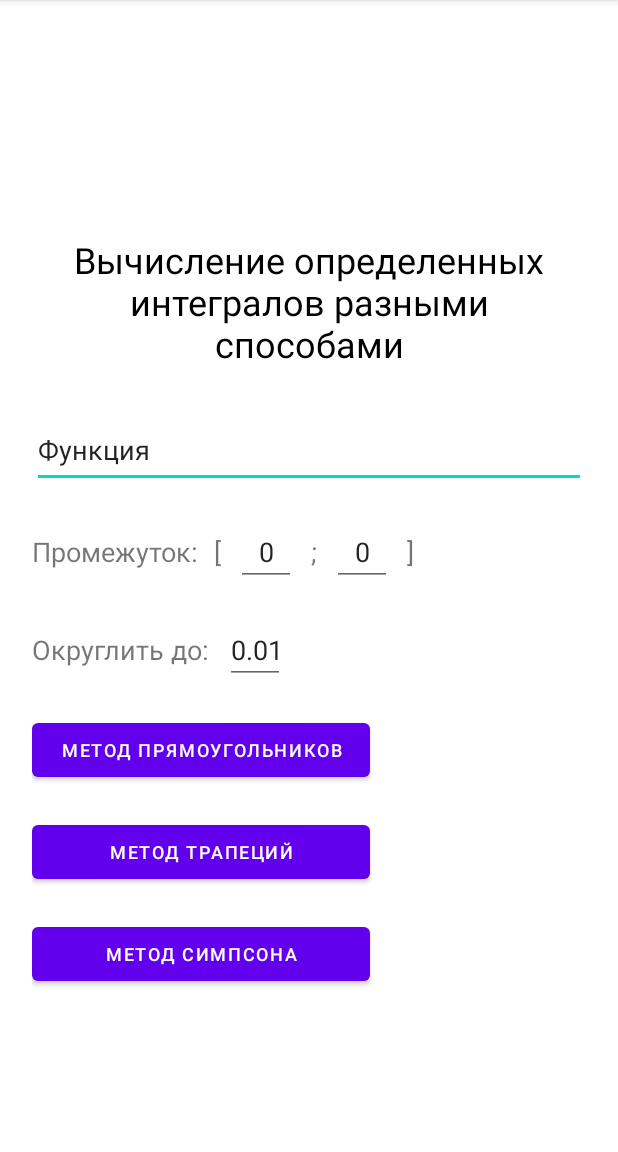
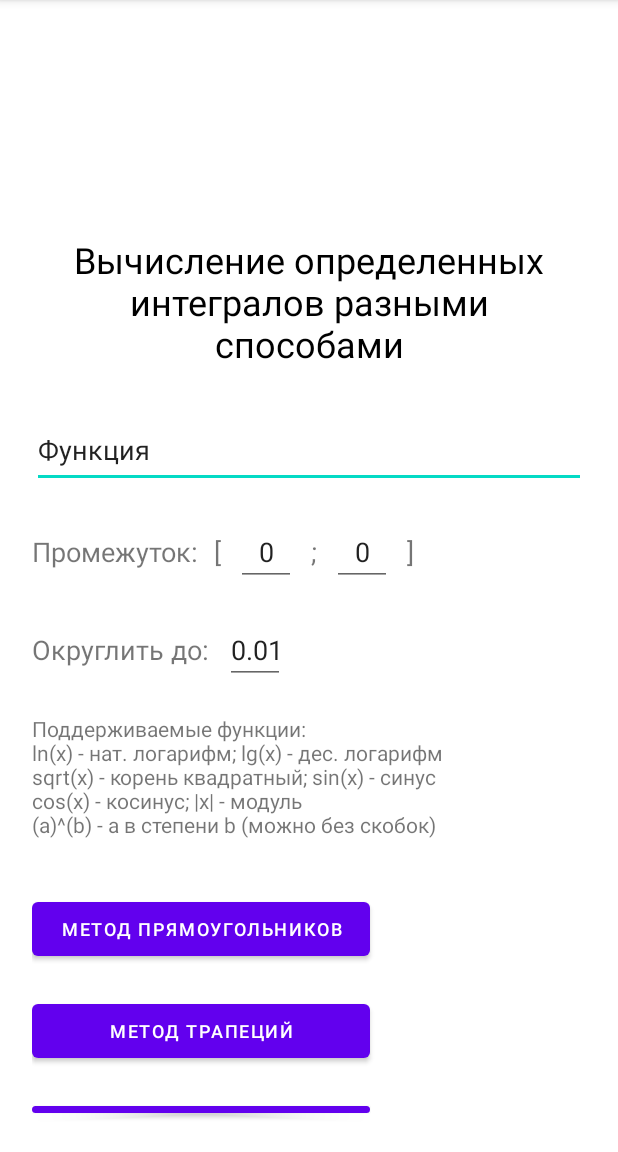
Before and after one commit to DKozachenko/integration-methods, an Android app: the screen it shows after launch (MainActivity), on a phone screen of 412 x 824 dp, the part 84-1236 px from its top. Run offline under Robolectric (Android 15) with nearby library versions, the phone set to English and light mode, and no system bars.

Commit message:
Список поддерживаемых функций

```diff
--- a/app/src/main/res/layout/activity_main.xml
+++ b/app/src/main/res/layout/activity_main.xml
@@ -127,6 +127,14 @@
 
         </LinearLayout>
 
+        <TextView
+            android:id="@+id/supportedFunctions"
+            android:layout_width="match_parent"
+            android:layout_height="wrap_content"
+            android:layout_marginTop="20dp"
+            android:text="Поддерживаемые функции:\nln(x) - нат. логарифм; lg(x) - дес. логарифм\nsqrt(x) - корень квадратный; sin(x) - синус\ncos(x) - косинус; |x| - модуль\n(a)^(b) - a в степени b (можно без скобок)\n"
+            android:textSize="14sp" />
+
         <LinearLayout
             android:id="@+id/rectangleMethod"
             android:layout_width="match_parent"
```
